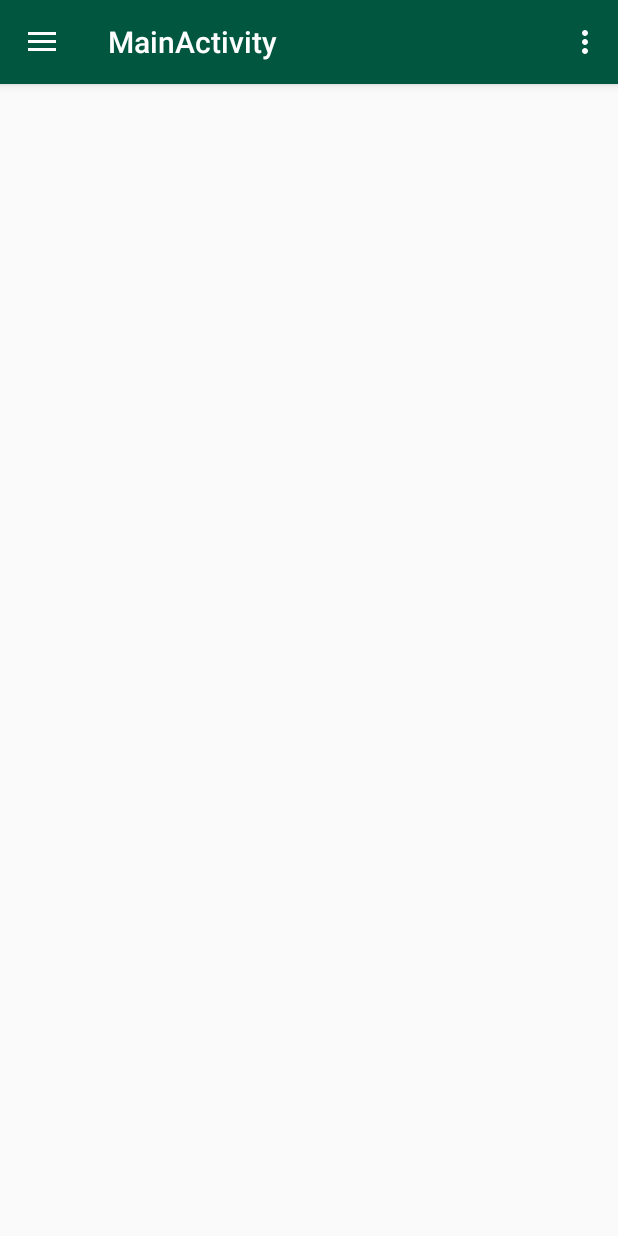
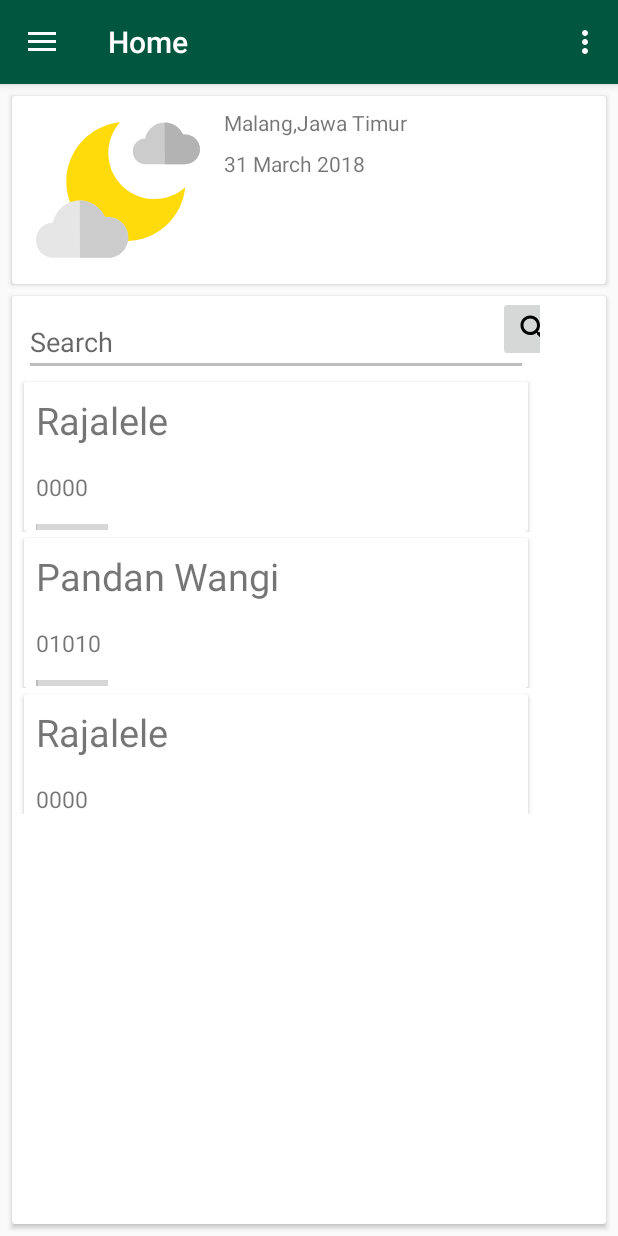
Before and after one commit to raywirawan/Sani20, an Android app: the Home screen opened directly, with no data from a screen before it, after a tap on "Home", on a phone screen of 412 x 824 dp. Run offline under Robolectric (Android 15) with nearby library versions, the phone set to English and light mode, and no system bars; 1 other tap on this screen came first.

Commit message:
~newcomment

```diff
--- a/app/build.gradle
+++ b/app/build.gradle
@@ -28,4 +28,5 @@ dependencies {
     testImplementation 'junit:junit:4.12'
     androidTestImplementation 'com.android.support.test:runner:1.0.1'
     androidTestImplementation 'com.android.support.test.espresso:espresso-core:3.0.1'
+    implementation 'com.android.support:cardview-v7:27.1.0'
 }
--- a/app/src/main/java/com/nurina/sani20/BlankFragment.java
+++ b/app/src/main/java/com/nurina/sani20/BlankFragment.java
@@ -3,20 +3,19 @@ package com.nurina.sani20;
 import android.content.Context;
 import android.net.Uri;
 import android.os.Bundle;
+import android.support.annotation.NonNull;
+import android.support.annotation.Nullable;
 import android.support.v4.app.Fragment;
+import android.support.v7.widget.LinearLayoutManager;
+import android.support.v7.widget.RecyclerView;
 import android.view.LayoutInflater;
 import android.view.View;
 import android.view.ViewGroup;
 
+import java.util.ArrayList;
 
-/**
- * A simple {@link Fragment} subclass.
- * Activities that contain this fragment must implement the
- * {@link BlankFragment.OnFragmentInteractionListener} interface
- * to handle interaction events.
- * Use the {@link BlankFragment#newInstance} factory method to
- * create an instance of this fragment.
- */
+
+
 public class BlankFragment extends Fragment {
     // TODO: Rename parameter arguments, choose names that match
     // the fragment initialization parameters, e.g. ARG_ITEM_NUMBER
@@ -26,8 +25,9 @@ public class BlankFragment extends Fragment {
     // TODO: Rename and change types of parameters
     private String mParam1;
     private String mParam2;
+    private RecyclerView homeRecyclerView;
 
-    private OnFragmentInteractionListener mListener;
+
 
     public BlankFragment() {
         // Required empty public constructor
@@ -67,42 +67,31 @@ public class BlankFragment extends Fragment {
         return inflater.inflate(R.layout.fragment_blank, container, false);
     }
 
-    // TODO: Rename method, update argument and hook method into UI event
-    public void onButtonPressed(Uri uri) {
-        if (mListener != null) {
-            mListener.onFragmentInteraction(uri);
-        }
+
+    private ArrayList<Padi> padiArrayList;
+    public void onViewCreated(@NonNull View view, @Nullable Bundle savedInstanceState) {
+        super.onViewCreated(view, savedInstanceState);
+
+        homeRecyclerView = view.findViewById(R.id.recView);
+
+        padiArrayList = new ArrayList<>();
+        padiArrayList.add(new Padi("Rajalele", "0000", 1));
+        padiArrayList.add(new Padi("Pandan Wangi", "01010", 2));
+        padiArrayList.add(new Padi("Rajalele", "0000", 3));
+        padiArrayList.add(new Padi("Pandan Wangi", "0000", 1));
+        padiArrayList.add(new Padi("Rajalele", "00000", 2));
+        padiArrayList.add(new Padi("Pandan Wangi", "00000", 3));
+        padiArrayList.add(new Padi("Pandan Wangi", "00000", 1));
+        padiArrayList.add(new Padi("Pandan Wangi", "0000", 2));
+        padiArrayList.add(new Padi("Pandan Wangi", "00000", 3));
+
+        HomeAdapter homeAdapter = new HomeAdapter(padiArrayList, getContext());
+
+        homeRecyclerView.setAdapter(homeAdapter);
+        homeRecyclerView.setLayoutManager(new LinearLayoutManager(getContext(), LinearLayoutManager.VERTICAL, false));
+
     }
 
-    @Override
-    public void onAttach(Context context) {
-        super.onAttach(context);
-        if (context instanceof OnFragmentInteractionListener) {
-            mListener = (OnFragmentInteractionListener) context;
-        } else {
-            throw new RuntimeException(context.toString()
-                    + " must implement OnFragmentInteractionListener");
-        }
-    }
 
-    @Override
-    public void onDetach() {
-        super.onDetach();
-        mListener = null;
-    }
 
-    /**
-     * This interface must be implemented by activities that contain this
-     * fragment to allow an interaction in this fragment to be communicated
-     * to the activity and potentially other fragments contained in that
-     * activity.
-     * <p>
-     * See the Android Training lesson <a href=
-     * "http://developer.android.com/training/basics/fragments/communicating.html"
-     * >Communicating with Other Fragments</a> for more information.
-     */
-    public interface OnFragmentInteractionListener {
-        // TODO: Update argument type and name
-        void onFragmentInteraction(Uri uri);
-    }
 }
--- a/app/src/main/java/com/nurina/sani20/Home.java
+++ b/app/src/main/java/com/nurina/sani20/Home.java
@@ -3,6 +3,8 @@ package com.nurina.sani20;
 import android.os.Bundle;
 import android.support.design.widget.FloatingActionButton;
 import android.support.design.widget.Snackbar;
+import android.support.v4.app.Fragment;
+import android.support.v4.app.FragmentTransaction;
 import android.view.View;
 import android.support.design.widget.NavigationView;
 import android.support.v4.view.GravityCompat;
@@ -12,6 +14,8 @@ import android.support.v7.app.AppCompatActivity;
 import android.support.v7.widget.Toolbar;
 import android.view.Menu;
 import android.view.MenuItem;
+
+import static com.nurina.sani20.BlankFragment.newInstance;
 
 public class Home extends AppCompatActivity
         implements NavigationView.OnNavigationItemSelectedListener {
@@ -34,6 +38,13 @@ public class Home extends AppCompatActivity
 //        navigationView.setNavigationItemSelectedListener(this);
         NavigationView navigationView = (NavigationView) findViewById(R.id.nav_view);
         navigationView.setNavigationItemSelectedListener(this);
+
+
+        displayFragment(newInstance("", ""));
+
+        setTitle("Home");
+
+
     }
 
     @Override
@@ -70,11 +81,13 @@ public class Home extends AppCompatActivity
 
     @SuppressWarnings("StatementWithEmptyBody")
     @Override
+
+
     public boolean onNavigationItemSelected(MenuItem item) {
         // Handle navigation view item clicks here.
-        int id = item.getItemId();
+       int id = item.getItemId();
 
-        if (id == R.id.nav_home) {
+       /* if (id == R.id.nav_home) {
             // Handle the camera action
         } else if (id == R.id.nav_profile) {
 
@@ -95,10 +108,29 @@ public class Home extends AppCompatActivity
         }
         else if (id == R.id.nav_quit) {
 
+        }**/
+
+        Fragment fragment = null;
+        switch (id) {
+            default:
+            case R.id.nav_home:
+                fragment = BlankFragment.newInstance("", "");
+                break;
+
         }
+        displayFragment(fragment);
 
         DrawerLayout drawer = (DrawerLayout) findViewById(R.id.drawer_layout);
         drawer.closeDrawer(GravityCompat.START);
         return true;
     }
+
+    private void displayFragment(Fragment fragment) {
+        if (fragment != null) {
+            //Manually displaying the first fragment - one time only
+            FragmentTransaction transaction = getSupportFragmentManager().beginTransaction();
+            transaction.replace(R.id.container, fragment);
+            transaction.commit();
+        }
+    }
 }
--- /dev/null
+++ b/app/src/main/java/com/nurina/sani20/HomeAdapter.java
@@ -0,0 +1,62 @@
+package com.nurina.sani20;
+
+import android.content.Context;
+import android.support.annotation.NonNull;
+import android.support.v7.widget.RecyclerView;
+import android.view.LayoutInflater;
+import android.view.View;
+import android.view.ViewGroup;
+import android.widget.ProgressBar;
+import android.widget.TextView;
+
+import java.util.ArrayList;
+
+public class HomeAdapter extends RecyclerView.Adapter<HomeAdapter.ViewHolder> {
+
+    private ArrayList<Padi> padiArrayList;
+    private Context context;
+
+    public HomeAdapter(ArrayList<Padi> padiArrayList, Context context) {
+        this.padiArrayList = padiArrayList;
+        this.context = context;
+    }
+
+    @NonNull
+    @Override
+    public ViewHolder onCreateViewHolder(@NonNull ViewGroup parent, int viewType) {
+        View mView = LayoutInflater.from(parent.getContext()).inflate(R.layout.item_padi, parent, false);
+        ViewHolder vh = new ViewHolder(mView);
+        return vh;
+    }
+
+    @Override
+    public void onBindViewHolder(@NonNull ViewHolder holder, int position) {
+
+        Padi padi = padiArrayList.get(position);
+        holder.namaPadiTextView.setText(padi.getNama());
+        holder.tipePadiTextView.setText(padi.getTipe());
+        holder.progressBar.setProgress(padi.getNilai());
+
+    }
+
+    @Override
+    public int getItemCount() {
+        return padiArrayList.size();
+    }
+
+
+    public class ViewHolder extends RecyclerView.ViewHolder {
+
+        public TextView namaPadiTextView;
+        public TextView tipePadiTextView;
+        public ProgressBar progressBar;
+
+        public ViewHolder(View itemView) {
+            super(itemView);
+            progressBar= itemView.findViewById(R.id.progressBar);
+            namaPadiTextView = itemView.findViewById(R.id.namaPadiTextView);
+            tipePadiTextView= itemView.findViewById(R.id.tipePadiTextView);
+        }
+    }
+
+}
--- /dev/null
+++ b/app/src/main/java/com/nurina/sani20/Padi.java
@@ -0,0 +1,39 @@
+package com.nurina.sani20;
+
+public class Padi {
+
+
+        private String nama;
+        private String tipe;
+        private int nilai;
+
+        public Padi(String nama, String tipe, int nilai) {
+            this.nama = nama;
+            this.tipe = tipe;
+            this.nilai = nilai;
+        }
+
+        public String getNama() {
+            return nama;
+        }
+
+        public void setNama(String nama) {
+            this.nama = nama;
+        }
+
+        public String getTipe() {
+            return tipe;
+        }
+
+        public void setTipe(String tipe) {
+            this.tipe = tipe;
+        }
+
+        public int getNilai() {
+            return nilai;
+        }
+
+        public void setNilai(int nilai) {
+            this.nilai = nilai;
+        }
+    }
--- a/app/src/main/res/layout/content_main.xml
+++ b/app/src/main/res/layout/content_main.xml
@@ -2,6 +2,7 @@
 <android.support.constraint.ConstraintLayout xmlns:android="http://schemas.android.com/apk/res/android"
     xmlns:app="http://schemas.android.com/apk/res-auto"
     xmlns:tools="http://schemas.android.com/tools"
+    android:id="@+id/container"
     android:layout_width="match_parent"
     android:layout_height="match_parent"
     app:layout_behavior="@string/appbar_scrolling_view_behavior"
--- a/app/src/main/res/layout/fragment_blank.xml
+++ b/app/src/main/res/layout/fragment_blank.xml
@@ -70,7 +70,7 @@
     </android.support.v7.widget.CardView>
 
     <android.support.v7.widget.CardView
-        android:layout_width="368dp"
+        android:layout_width="0dp"
         android:layout_height="0dp"
         android:layout_marginBottom="8dp"
         android:layout_marginEnd="8dp"
@@ -84,7 +84,7 @@
         app:layout_constraintTop_toBottomOf="@+id/cardView">
 
         <android.support.constraint.ConstraintLayout
-            android:layout_width="match_parent"
+            android:layout_width="wrap_content"
             android:layout_height="match_parent">
 
             <EditText
@@ -107,6 +107,7 @@
                 />
 
             <android.support.v7.widget.RecyclerView
+                android:id="@+id/recView"
                 android:layout_width="352dp"
                 android:layout_height="292dp"
                 app:layout_constraintEnd_toEndOf="parent"
@@ -120,8 +121,12 @@
                 app:srcCompat="@drawable/ic_search_black_24dp"
                 tools:layout_editor_absoluteX="303dp"
                 tools:layout_editor_absoluteY="0dp"
-                tools:ignore="MissingConstraints" />
+                app:layout_constraintEnd_toEndOf="parent"
+                app:layout_constraintStart_toEndOf="@id/editText2"
+                app:layout_constraintTop_toTopOf="parent"/>
                 "/>
+
+
 
 
         </android.support.constraint.ConstraintLayout>
--- /dev/null
+++ b/app/src/main/res/layout/item_padi.xml
@@ -0,0 +1,61 @@
+<?xml version="1.0" encoding="utf-8"?>
+<android.support.constraint.ConstraintLayout xmlns:android="http://schemas.android.com/apk/res/android"
+    xmlns:app="http://schemas.android.com/apk/res-auto"
+    xmlns:tools="http://schemas.android.com/tools"
+    android:layout_width="match_parent"
+    android:layout_height="wrap_content">
+
+    <android.support.v7.widget.CardView
+        android:layout_width="0dp"
+        android:layout_height="100dp"
+        android:layout_marginEnd="8dp"
+        android:layout_marginStart="8dp"
+        android:layout_marginTop="4dp"
+        app:layout_constraintEnd_toEndOf="parent"
+        app:layout_constraintHorizontal_bias="0.0"
+        app:layout_constraintStart_toStartOf="parent"
+        app:layout_constraintTop_toTopOf="parent">
+
+        <android.support.constraint.ConstraintLayout
+            android:layout_width="match_parent"
+            android:layout_height="match_parent">
+
+            <TextView
+                android:id="@+id/namaPadiTextView"
+                android:layout_width="wrap_content"
+                android:layout_height="43dp"
+                android:layout_marginStart="8dp"
+                android:layout_marginTop="8dp"
+                android:text="TextView"
+                android:textSize="25sp"
+                app:layout_constraintStart_toStartOf="parent"
+                app:layout_constraintTop_toTopOf="parent" />
+
+            <TextView
+                android:id="@+id/tipePadiTextView"
+                android:layout_width="wrap_content"
+                android:layout_height="wrap_content"
+                android:layout_marginStart="8dp"
+                android:layout_marginTop="8dp"
+                android:text="TextView"
+                android:textSize="15sp"
+                app:layout_constraintStart_toStartOf="parent"
+                app:layout_constraintTop_toBottomOf="@id/namaPadiTextView">
+
+
+            </TextView>
+
+            <ProgressBar
+                android:id="@+id/progressBar"
+                style="?android:attr/progressBarStyleHorizontal"
+                android:layout_width="wrap_content"
+                android:layout_height="wrap_content"
+                android:layout_marginStart="8dp"
+                android:layout_marginTop="8dp"
+                app:layout_constraintStart_toStartOf="parent"
+                app:layout_constraintTop_toBottomOf="@id/tipePadiTextView"
+                tools:layout_editor_absoluteX="17dp"
+                tools:layout_editor_absoluteY="79dp" />
+        </android.support.constraint.ConstraintLayout>
+    </android.support.v7.widget.CardView>
+</android.support.constraint.ConstraintLayout>
--- a/app/src/main/res/menu/activity_main_drawer.xml
+++ b/app/src/main/res/menu/activity_main_drawer.xml
@@ -18,12 +18,12 @@
             android:title="Forecast" />
         <item
             android:id="@+id/nav_reminder"
-            android:icon="@drawable/ic_menu_manage"
+            android:icon="@drawable/ic_date_range_black_24dp"
             android:title="Reminder" />
 
         <item
             android:id="@+id/nav_Price_Tracker"
-            android:icon="@drawable/ic_menu_manage"
+            android:icon="@drawable/ic_pricetrack"
             android:title="Price tracker" />
     </group>
 <group android:checkableBehavior="single">
@@ -31,11 +31,11 @@
         <menu>
             <item
                 android:id="@+id/nav_check_seed_price"
-                android:icon="@drawable/ic_menu_share"
+                android:icon="@drawable/ic_pricetrack"
                 android:title="Check Seed Price" />
             <item
                 android:id="@+id/nav_check_rice_price"
-                android:icon="@drawable/ic_menu_send"
+                android:icon="@drawable/ic_pricetrack"
                 android:title="Check Rice Price" />
         </menu>
     </item>
@@ -45,7 +45,7 @@
         <menu>
             <item
                 android:id="@+id/nav_settings"
-                android:icon="@drawable/ic_menu_manage"
+                android:icon="@drawable/ic_settings_black_24dp"
                 android:title="Settings" />
             <item
                 android:id="@+id/nav_help"
--- a/app/src/main/res/values/colors.xml
+++ b/app/src/main/res/values/colors.xml
@@ -2,7 +2,7 @@
 <resources>
     <color name="colorPrimary">#00563F</color>
     <color name="colorPrimaryDark">#339071</color>
-    <color name="colorAccent">#FF4081</color>
+    <color name="colorAccent">#BDBDBD</color>
     <color name="btColor">#00563F</color>
     <!--reds-->
     <color name="md_red_50">#FFEBEE</color>
```
